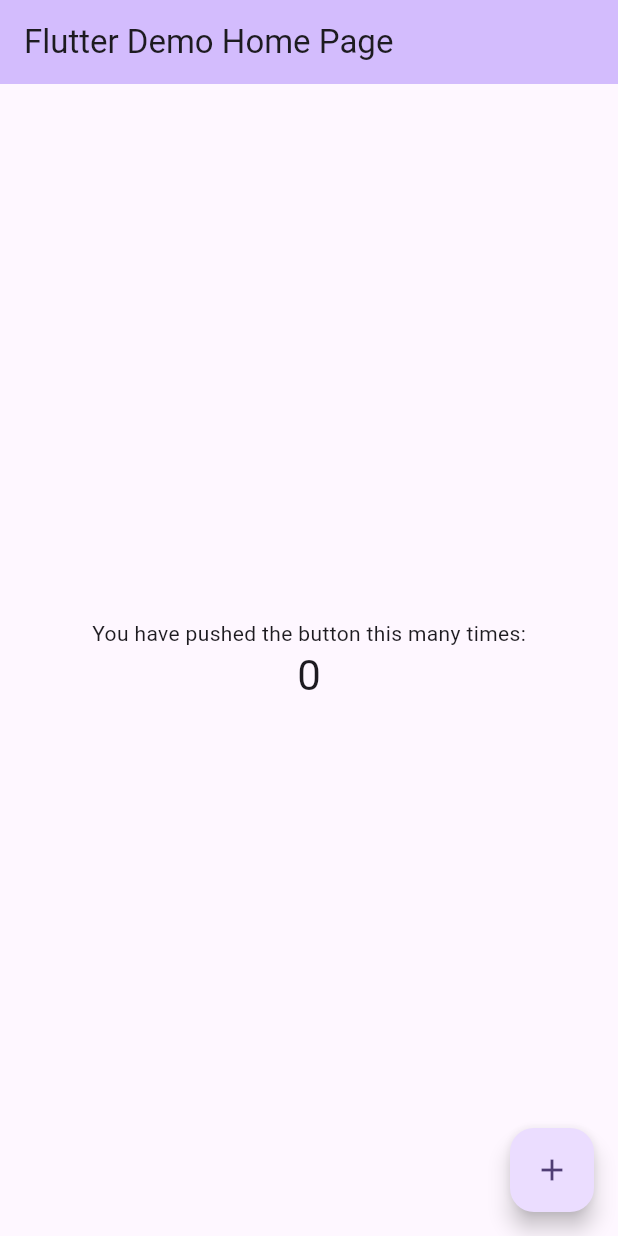
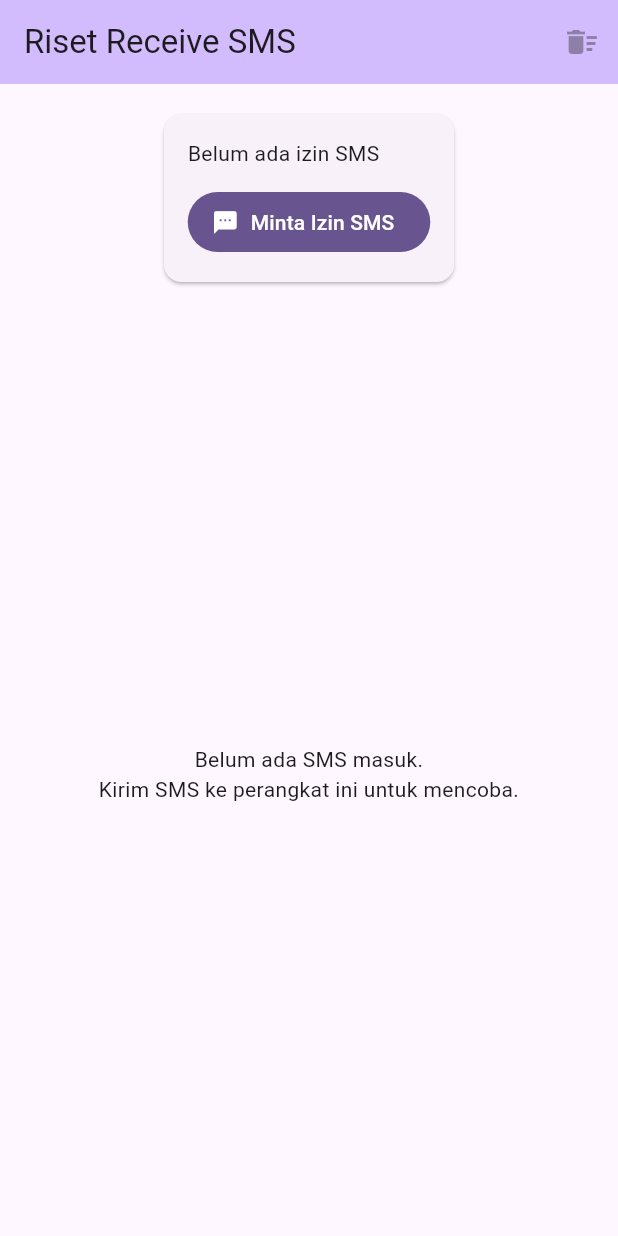
Before and after one commit to algonacci/riset-flutter-receive-sms, a Flutter app: the screen it shows after launch, on a phone screen of 412 x 824 dp. Run offline on Flutter 3.47's test engine with Material 3 defaults, Android fonts, the phone set to English and light mode, and no system bars; missing offline and left inert: receive_sms.

Commit message:
add SMS inbox UI with receive_sms plugin

```diff
--- a/lib/main.dart
+++ b/lib/main.dart
@@ -1,4 +1,7 @@
+import 'dart:async';
+
 import 'package:flutter/material.dart';
+import 'package:receive_sms/receive_sms.dart';
 
 void main() {
   runApp(const MyApp());
@@ -7,115 +10,182 @@ void main() {
 class MyApp extends StatelessWidget {
   const MyApp({super.key});
 
-  // This widget is the root of your application.
   @override
   Widget build(BuildContext context) {
     return MaterialApp(
-      title: 'Flutter Demo',
+      title: 'Riset Receive SMS',
       theme: ThemeData(
-        // This is the theme of your application.
-        //
-        // TRY THIS: Try running your application with "flutter run". You'll see
-        // the application has a purple toolbar. Then, without quitting the app,
-        // try changing the seedColor in the colorScheme below to Colors.green
-        // and then invoke "hot reload" (save your changes or press the "hot
-        // reload" button in a Flutter-supported IDE, or press "r" if you used
-        // the command line to start the app).
-        //
-        // Notice that the counter didn't reset back to zero; the application
-        // state is not lost during the reload. To reset the state, use hot
-        // restart instead.
-        //
-        // This works for code too, not just values: Most code changes can be
-        // tested with just a hot reload.
-        colorScheme: .fromSeed(seedColor: Colors.deepPurple),
+        colorScheme: ColorScheme.fromSeed(seedColor: Colors.deepPurple),
+        useMaterial3: true,
       ),
-      home: const MyHomePage(title: 'Flutter Demo Home Page'),
+      home: const SmsInboxPage(),
     );
   }
 }
 
-class MyHomePage extends StatefulWidget {
-  const MyHomePage({super.key, required this.title});
-
-  // This widget is the home page of your application. It is stateful, meaning
-  // that it has a State object (defined below) that contains fields that affect
-  // how it looks.
-
-  // This class is the configuration for the state. It holds the values (in this
-  // case the title) provided by the parent (in this case the App widget) and
-  // used by the build method of the State. Fields in a Widget subclass are
-  // always marked "final".
-
-  final String title;
+class SmsInboxPage extends StatefulWidget {
+  const SmsInboxPage({super.key});
 
   @override
-  State<MyHomePage> createState() => _MyHomePageState();
+  State<SmsInboxPage> createState() => _SmsInboxPageState();
 }
 
-class _MyHomePageState extends State<MyHomePage> {
-  int _counter = 0;
+class _SmsInboxPageState extends State<SmsInboxPage> {
+  final ReceiveSms _receiveSms = ReceiveSms();
+  final List<SmsMessage> _messages = [];
 
-  void _incrementCounter() {
+  StreamSubscription<SmsMessage>? _subscription;
+  String _status = 'Belum ada izin SMS';
+  bool _granted = false;
+  bool _canRequest = true;
+
+  @override
+  void initState() {
+    super.initState();
+    _subscription = _receiveSms.incomingSmsStream.listen(
+      (message) {
+        if (!mounted) return;
+        setState(() => _messages.insert(0, message));
+      },
+      onError: (Object error) {
+        if (!mounted) return;
+        setState(() => _status = 'Stream error: $error');
+      },
+    );
+  }
+
+  @override
+  void dispose() {
+    _subscription?.cancel();
+    super.dispose();
+  }
+
+  Future<void> _requestPermission() async {
+    try {
+      final result = await _receiveSms.requestPermission();
+      if (!mounted) return;
       setState(() {
-      // This call to setState tells the Flutter framework that something has
-      // changed in this State, which causes it to rerun the build method below
-      // so that the display can reflect the updated values. If we changed
-      // _counter without calling setState(), then the build method would not be
-      // called again, and so nothing would appear to happen.
-      _counter++;
+        _granted = result.granted;
+        _canRequest = result.canRequest;
+        if (result.granted) {
+          _status = 'Izin SMS diberikan, menunggu SMS masuk...';
+        } else if (result.canRequest) {
+          _status = 'Izin SMS ditolak';
+        } else {
+          _status = 'Izin SMS ditolak permanen';
+        }
       });
+    } catch (e) {
+      if (!mounted) return;
+      setState(() => _status = 'Gagal meminta izin: $e');
+    }
+  }
+
+  Future<void> _openSettings() async {
+    try {
+      await _receiveSms.openAppSettings();
+    } catch (e) {
+      if (!mounted) return;
+      setState(() => _status = 'Gagal membuka pengaturan: $e');
+    }
+  }
+
+  String _formatTimestamp(String raw) {
+    if (raw.isEmpty) return '-';
+    final millis = int.tryParse(raw);
+    if (millis == null) return raw;
+    final dt = DateTime.fromMillisecondsSinceEpoch(millis).toLocal();
+    return '${dt.day.toString().padLeft(2, '0')}-'
+        '${dt.month.toString().padLeft(2, '0')}-'
+        '${dt.year} ${dt.hour.toString().padLeft(2, '0')}:'
+        '${dt.minute.toString().padLeft(2, '0')}';
   }
 
   @override
   Widget build(BuildContext context) {
-    // This method is rerun every time setState is called, for instance as done
-    // by the _incrementCounter method above.
-    //
-    // The Flutter framework has been optimized to make rerunning build methods
-    // fast, so that you can just rebuild anything that needs updating rather
-    // than having to individually change instances of widgets.
     return Scaffold(
       appBar: AppBar(
-        // TRY THIS: Try changing the color here to a specific color (to
-        // Colors.amber, perhaps?) and trigger a hot reload to see the AppBar
-        // change color while the other colors stay the same.
         backgroundColor: Theme.of(context).colorScheme.inversePrimary,
-        // Here we take the value from the MyHomePage object that was created by
-        // the App.build method, and use it to set our appbar title.
-        title: Text(widget.title),
+        title: const Text('Riset Receive SMS'),
+        actions: [
+          IconButton(
+            onPressed: _messages.isEmpty
+                ? null
+                : () => setState(() => _messages.clear()),
+            icon: const Icon(Icons.delete_sweep),
+            tooltip: 'Bersihkan',
           ),
-      body: Center(
-        // Center is a layout widget. It takes a single child and positions it
-        // in the middle of the parent.
+        ],
+      ),
+      body: Column(
+        children: [
+          Padding(
+            padding: const EdgeInsets.all(16),
+            child: Card(
+              child: Padding(
+                padding: const EdgeInsets.all(16),
                 child: Column(
-          // Column is also a layout widget. It takes a list of children and
-          // arranges them vertically. By default, it sizes itself to fit its
-          // children horizontally, and tries to be as tall as its parent.
-          //
-          // Column has various properties to control how it sizes itself and
-          // how it positions its children. Here we use mainAxisAlignment to
-          // center the children vertically; the main axis here is the vertical
-          // axis because Columns are vertical (the cross axis would be
-          // horizontal).
-          //
-          // TRY THIS: Invoke "debug painting" (choose the "Toggle Debug Paint"
-          // action in the IDE, or press "p" in the console), to see the
-          // wireframe for each widget.
-          mainAxisAlignment: .center,
+                  crossAxisAlignment: CrossAxisAlignment.start,
                   children: [
-            const Text('You have pushed the button this many times:'),
                     Text(
-              '$_counter',
-              style: Theme.of(context).textTheme.headlineMedium,
+                      _status,
+                      style: Theme.of(context).textTheme.bodyMedium,
+                    ),
+                    const SizedBox(height: 12),
+                    Wrap(
+                      spacing: 8,
+                      runSpacing: 8,
+                      children: [
+                        FilledButton.icon(
+                          onPressed: _granted ? null : _requestPermission,
+                          icon: const Icon(Icons.sms),
+                          label: const Text('Minta Izin SMS'),
+                        ),
+                        if (_granted || !_canRequest)
+                          OutlinedButton.icon(
+                            onPressed: _openSettings,
+                            icon: const Icon(Icons.settings),
+                            label: const Text('Pengaturan'),
+                          ),
+                      ],
                     ),
                   ],
                 ),
               ),
-      floatingActionButton: FloatingActionButton(
-        onPressed: _incrementCounter,
-        tooltip: 'Increment',
-        child: const Icon(Icons.add),
+            ),
+          ),
+          Expanded(
+            child: _messages.isEmpty
+                ? const Center(
+                    child: Text(
+                      'Belum ada SMS masuk.\nKirim SMS ke perangkat ini untuk mencoba.',
+                      textAlign: TextAlign.center,
+                    ),
+                  )
+                : ListView.separated(
+                    itemCount: _messages.length,
+                    separatorBuilder: (_, _) => const Divider(height: 1),
+                    itemBuilder: (context, index) {
+                      final message = _messages[index];
+                      return ListTile(
+                        leading: const CircleAvatar(
+                          child: Icon(Icons.message),
+                        ),
+                        title: Text(
+                          message.address.isEmpty
+                              ? 'Nomor tidak diketahui'
+                              : message.address,
+                        ),
+                        subtitle: Text(message.body),
+                        trailing: Text(
+                          _formatTimestamp(message.timestamp),
+                          style: Theme.of(context).textTheme.labelSmall,
+                        ),
+                      );
+                    },
+                  ),
+          ),
+        ],
       ),
     );
   }
--- a/pubspec.yaml
+++ b/pubspec.yaml
@@ -34,6 +34,8 @@ dependencies:
   # The following adds the Cupertino Icons font to your application.
   # Use with the CupertinoIcons class for iOS style icons.
   cupertino_icons: ^1.0.8
+
+  receive_sms: ^1.4.0
 
 dev_dependencies:
   flutter_test:
```
Also changed, not shown: 1 other file. Lines whose indentation alone changed are shown as unchanged.
